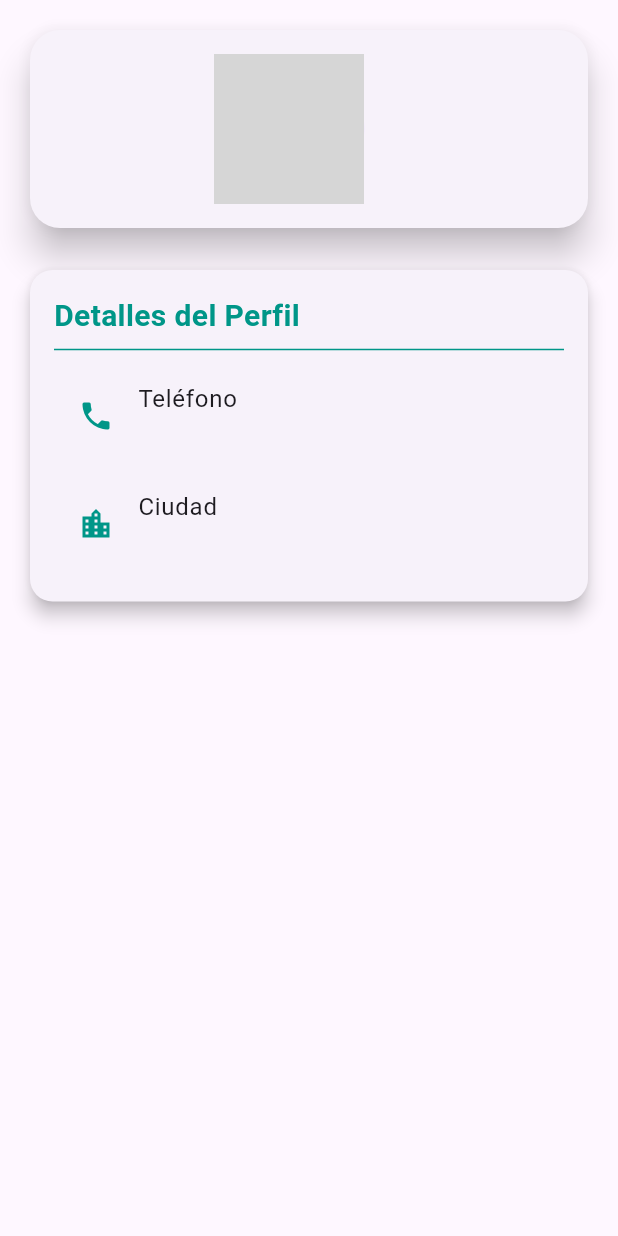
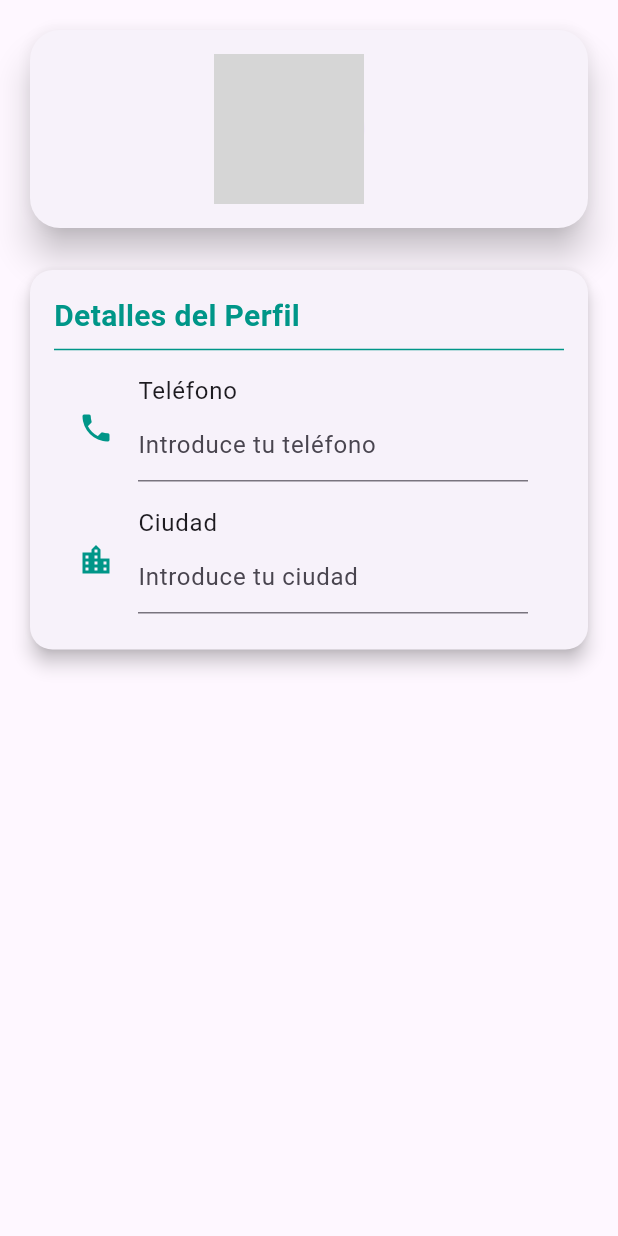
Before and after one commit to Patacon13/veo_veo, a Flutter app: the PerfilPage screen opened directly, on a phone screen of 412 x 824 dp. Run offline on Flutter 3.47's test engine with Material 3 defaults, Android fonts, the phone set to English and light mode, and no system bars; our stand-ins replace camera, carousel_slider, cloud_firestore, firebase_auth, firebase_core, firebase_storage and 5 more; missing offline and left inert: country_pickers, firebase_app_check, flutter_session_manager; accounts and stored records are empty; network calls fail; grey boxes are pictures that could not be loaded.

Commit message:
Mejoradas interfaces de perfil y configuracion, y solucionado bug de foto

```diff
--- a/lib/screens/pages/perfil/perfil.dart
+++ b/lib/screens/pages/perfil/perfil.dart
@@ -3,11 +3,34 @@ import 'package:provider/provider.dart';
 import 'package:veo_veo/models/usuario.dart';
 import 'package:veo_veo/providers/user_provider.dart';
 
-class PerfilPage extends StatelessWidget {
+class PerfilPage extends StatefulWidget {
+  @override
+  _PerfilPageState createState() => _PerfilPageState();
+}
+
+class _PerfilPageState extends State<PerfilPage> {
+  final TextEditingController _telefonoController = TextEditingController();
+  final TextEditingController _ciudadController = TextEditingController();
+
+  @override
+  void initState() {
+    super.initState();
+    final userProvider = Provider.of<UsuarioManager>(context, listen: false);
+    Usuario? usuario = userProvider.user;
+    _telefonoController.text = usuario?.numeroTelefono ?? '';
+    _ciudadController.text = usuario?.localidad ?? '';
+  }
+
+  @override
+  void dispose() {
+    _telefonoController.dispose();
+    _ciudadController.dispose();
+    super.dispose();
+  }
+
   @override
   Widget build(BuildContext context) {
     return Scaffold(
-
       body: SingleChildScrollView(
         child: Container(
           padding: const EdgeInsets.all(16),
@@ -65,8 +88,6 @@ class PerfilPage extends StatelessWidget {
   }
 
   Widget _buildProfileDetails(BuildContext context) {
-    final userProvider1 = Provider.of<UsuarioManager>(context, listen: false);
-    Usuario? usuario = userProvider1.user;
     return Card(
       elevation: 5,
       shape: RoundedRectangleBorder(
@@ -89,12 +110,22 @@ class PerfilPage extends StatelessWidget {
             ListTile(
               leading: const Icon(Icons.phone, color: Colors.teal),
               title: const Text('Teléfono'),
-              subtitle: Text(usuario!.numeroTelefono),
+              subtitle: TextField(
+                controller: _telefonoController,
+                decoration: const InputDecoration(
+                  hintText: 'Introduce tu teléfono',
+                ),
+              ),
             ),
             ListTile(
               leading: const Icon(Icons.location_city, color: Colors.teal),
               title: const Text('Ciudad'),
-              subtitle: Text(usuario.localidad),
+              subtitle: TextField(
+                controller: _ciudadController,
+                decoration: const InputDecoration(
+                  hintText: 'Introduce tu ciudad',
+                ),
+              ),
             ),
           ],
         ),
```
Also changed, not shown: lib/screens/pages/perfil/perfil_config.dart (+23 -11 lines).
